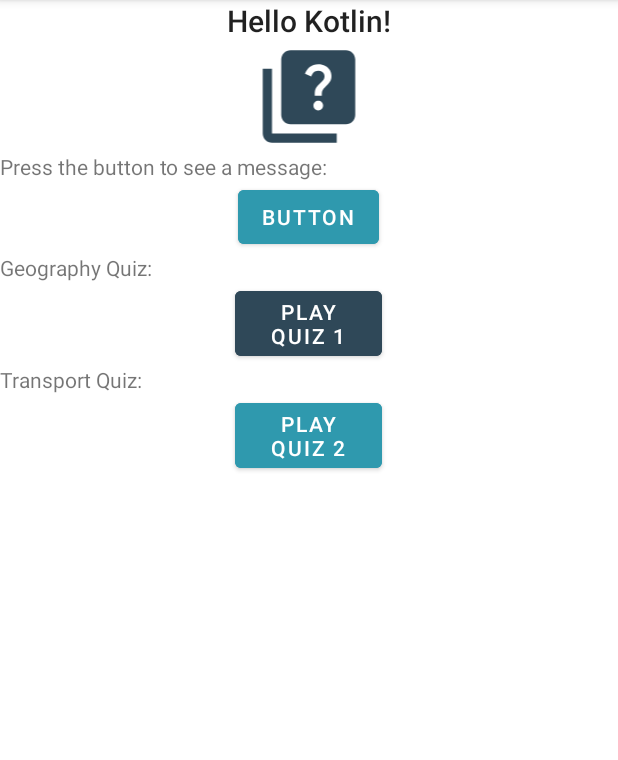
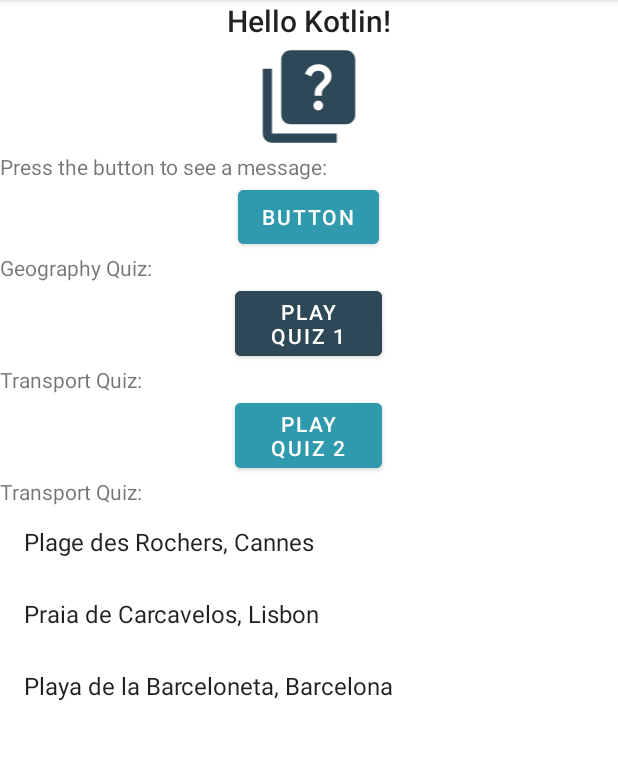
Before and after one commit to jeremydeblaecker/Dev_mobile_niv2_HelloYou, an Android app: the screen it shows after launch (MainActivity), on a phone screen of 412 x 824 dp, the part 84-844 px from its top. Run offline under Robolectric (Android 15) with nearby library versions, the light colour scheme and no system bars.

Commit message:
Ajout de du recycler view beach

```diff
--- a/app/build.gradle
+++ b/app/build.gradle
@@ -41,4 +41,5 @@ dependencies {
     testImplementation 'junit:junit:4.+'
     androidTestImplementation 'androidx.test.ext:junit:1.1.3'
     androidTestImplementation 'androidx.test.espresso:espresso-core:3.4.0'
+    implementation 'androidx.recyclerview:recyclerview:1.0.0'
 }
--- a/app/src/main/java/com/chillcoding/MainActivity.kt
+++ b/app/src/main/java/com/chillcoding/MainActivity.kt
@@ -7,9 +7,14 @@ import android.util.Log
 import android.widget.Button
 import android.widget.Toast
 import android.content.res.Resources.getSystem
+import android.view.LayoutInflater
 import android.view.View
+import android.view.ViewGroup
+import android.widget.TextView
 import androidx.core.content.ContextCompat
 import androidx.core.content.res.ResourcesCompat
+import androidx.recyclerview.widget.LinearLayoutManager
+import androidx.recyclerview.widget.RecyclerView
 
 class MainActivity : AppCompatActivity() {
     // Define the layout
@@ -18,7 +23,12 @@ class MainActivity : AppCompatActivity() {
         setContentView(R.layout.activity_main)
         onClicked()
         Log.i(MainActivity::class.simpleName, getString(R.string.text_oncreate))
+        // Show the recycler view link with the adapter
+        val recyclerView = findViewById<RecyclerView>(R.id.beach_recycler_view)
+        recyclerView.layoutManager = LinearLayoutManager(this)
+        recyclerView.adapter = BeachAdapter(resources.getStringArray(R.array.name))
     }
+
     // When mainButton is clicked show toast hi
     fun onClicked(){
         var button = findViewById<Button>(R.id.mainButton)
@@ -66,3 +76,20 @@ class MainActivity : AppCompatActivity() {
         Log.i(MainActivity::class.simpleName, getString(R.string.text_ondestroy))
     }
 }
+class BeachAdapter(private val beachList: Array<String>) :
+    RecyclerView.Adapter<BeachAdapter.BeachViewHolder>() {
+
+    class BeachViewHolder(val textView: TextView) : RecyclerView.ViewHolder(textView)
+    // Return the list of beach
+    override fun onCreateViewHolder(parent: ViewGroup, viewType: Int): BeachViewHolder {
+        val textView = LayoutInflater.from(parent.context)
+            .inflate(android.R.layout.simple_list_item_1, parent, false) as TextView
+        return BeachViewHolder(textView)
+    }
+
+    override fun onBindViewHolder(holder: BeachViewHolder, position: Int) {
+        holder.textView.text = beachList[position]
+    }
+
+    override fun getItemCount() = beachList.size
+}
--- a/app/src/main/res/layout/activity_main.xml
+++ b/app/src/main/res/layout/activity_main.xml
@@ -65,6 +65,14 @@
         android:onClick="onClickBtnQuiz"
         android:backgroundTint="@color/pale_blue"
         android:text="@string/third_button_menu" />
+    <TextView
+        android:id="@+id/textView2"
+        android:layout_width="match_parent"
+        android:layout_height="wrap_content"
+        android:text="@string/third_button_menu_text" />
 
-
+    <androidx.recyclerview.widget.RecyclerView
+        android:id="@+id/beach_recycler_view"
+        android:layout_width="match_parent"
+        android:layout_height="match_parent"/>
 </LinearLayout>
--- a/app/src/main/res/values/strings.xml
+++ b/app/src/main/res/values/strings.xml
@@ -41,4 +41,12 @@
     <string name="third_button_menu">Play Quiz 2</string>
     <string name="third_button_menu_text">Transport Quiz:</string>
     <string name="second_button_menu_text">Geography Quiz:</string>
+    <string name="plages">Beach list :</string>
+
+    <string-array name="name">
+        <item>Plage des Rochers, Cannes</item>
+        <item>Praia de Carcavelos, Lisbon</item>
+        <item>Playa de la Barceloneta, Barcelona</item>
+    </string-array>
+
 </resources>
```
Also changed, not shown: 2 other files.
